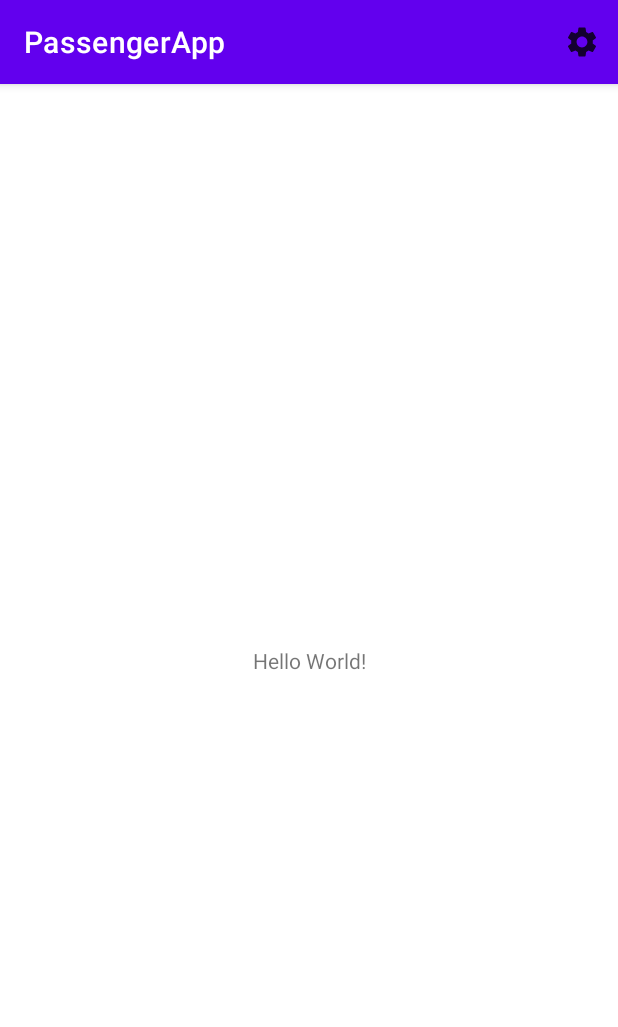
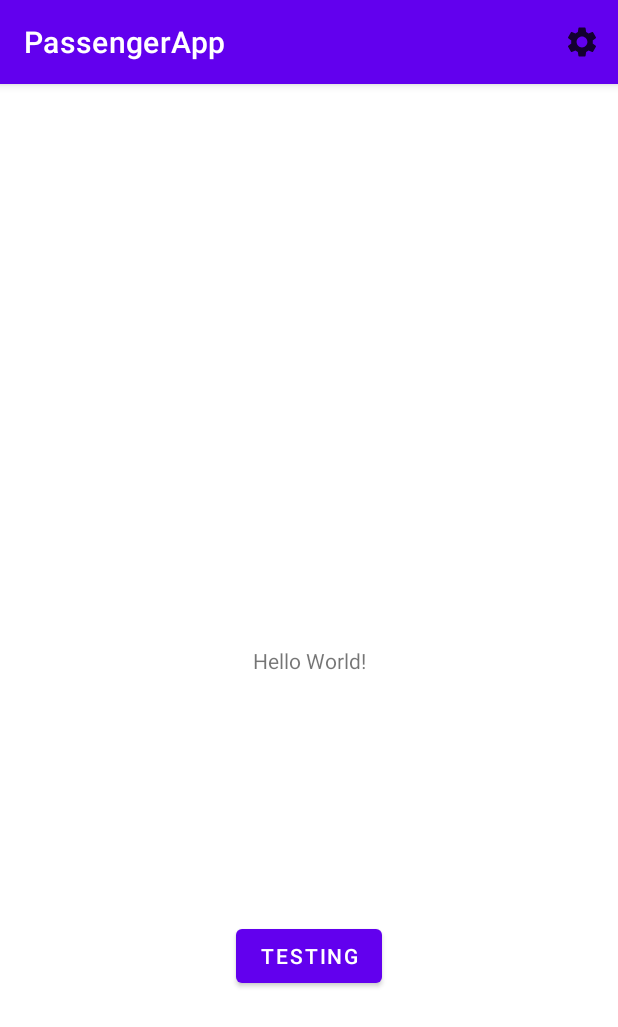
Before and after one commit to alexl0/tfg, an Android app: the screen it shows after launch (MainActivity), on a phone screen of 412 x 824 dp. Shown: the top 1027 px of the screen. Run offline under Robolectric (Android 15) with nearby library versions, the phone set to English and light mode, and no system bars.

Commit message:
add button and settings

```diff
--- a/PassengerApp/app/build.gradle
+++ b/PassengerApp/app/build.gradle
@@ -30,7 +30,7 @@
 dependencies {
 
     implementation 'androidx.appcompat:appcompat:1.2.0'
-    implementation 'com.google.android.material:material:1.3.0'
+    implementation 'com.google.android.material:material:1.4.0'
     implementation 'androidx.constraintlayout:constraintlayout:2.0.4'
     testImplementation 'junit:junit:4.+'
     androidTestImplementation 'androidx.test.ext:junit:1.1.2'
--- a/PassengerApp/app/src/main/res/layout/activity_main.xml
+++ b/PassengerApp/app/src/main/res/layout/activity_main.xml
@@ -7,6 +7,7 @@
     tools:context=".MainActivity">
 
     <TextView
+        android:id="@+id/textView"
         android:layout_width="wrap_content"
         android:layout_height="wrap_content"
         android:text="Hello World!"
@@ -15,4 +16,13 @@
         app:layout_constraintRight_toRightOf="parent"
         app:layout_constraintTop_toTopOf="parent" />
 
+    <Button
+        android:layout_width="wrap_content"
+        android:layout_height="wrap_content"
+        android:text="Testing"
+        app:layout_constraintBottom_toBottomOf="parent"
+        app:layout_constraintEnd_toEndOf="parent"
+        app:layout_constraintStart_toStartOf="parent"
+        app:layout_constraintTop_toBottomOf="@+id/textView" />
+
 </androidx.constraintlayout.widget.ConstraintLayout>
```
